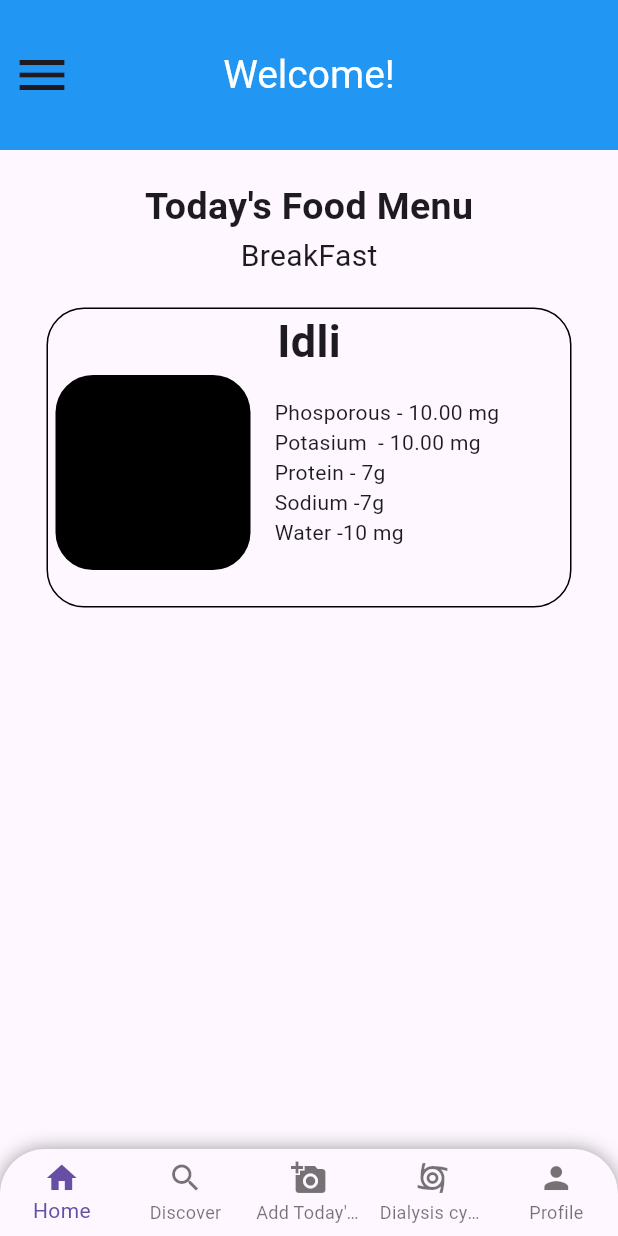
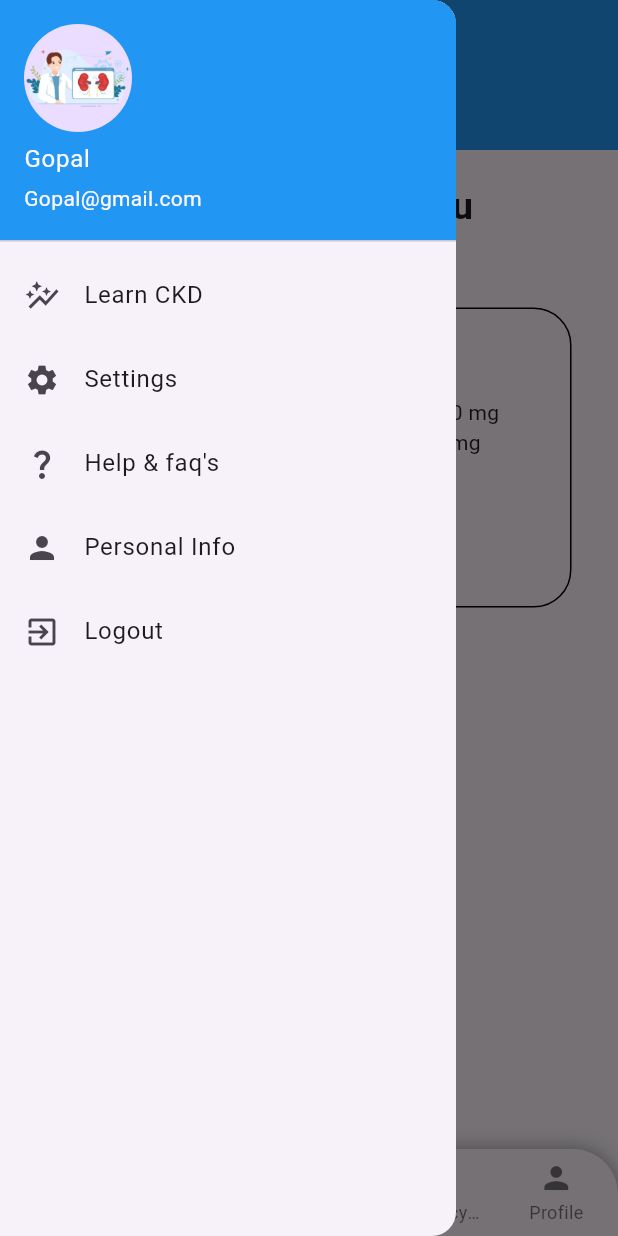
Before and after one commit to aviiciii/RenalCare, a Flutter app: the homePage screen opened directly, with the side drawer open (before the commit the screen has no drawer), on a phone screen of 412 x 824 dp. Run offline on Flutter 3.47's test engine with Material 3 defaults, Android fonts, the phone set to English and light mode, and no system bars; our stand-ins replace cloud_firestore, firebase_auth, firebase_core, fl_chart, get, sign_in_button; accounts and stored records are empty.

Commit message:
SideBar added

```diff
--- a/renalcare/lib/main.dart
+++ b/renalcare/lib/main.dart
@@ -33,7 +33,7 @@
       theme: ThemeData(
         primarySwatch: Colors.blue,
       ),
-      home: splashScreen(),
+      home: homePage(),
     );
   }
 }
--- a/renalcare/lib/pages/homepage.dart
+++ b/renalcare/lib/pages/homepage.dart
@@ -1,4 +1,5 @@
 import 'package:flutter/material.dart';
+import 'package:renalcare/widgets/navbar.dart';
 import 'package:renalcare/widgets/bottomnav.dart';
 
 class homePage extends StatelessWidget {
@@ -7,14 +8,15 @@ class homePage extends StatelessWidget {
   @override
   Widget build(BuildContext context) {
     return Scaffold(
+      drawer: NavBar(),
       appBar: AppBar(
         backgroundColor: Colors.blue,
         toolbarHeight: 100,
         centerTitle: true,
-        leading: const Icon(
-          Icons.menu,
-          size: 40,
-        ),
+        // leading: const Icon(
+        //   Icons.menu,
+        //   size: 40,
+        // ),
         title: const Text(
           "Welcome!",
           style: TextStyle(color: Colors.white, fontSize: 26),
--- a/renalcare/lib/pages/splashscreen/1.dart
+++ b/renalcare/lib/pages/splashscreen/1.dart
@@ -24,7 +24,7 @@ class _splashScreenState extends State<splashScreen> {
   @override
   Widget build(BuildContext context) {
     return const Scaffold(
-      backgroundColor: Color(0xFF4361EE),
+      backgroundColor: Colors.blue,
       body: SafeArea(
         child: Center(
           child: Column(
--- /dev/null
+++ b/renalcare/lib/widgets/navbar.dart
@@ -0,0 +1,54 @@
+import 'package:flutter/material.dart';
+import 'package:flutter/widgets.dart';
+import 'package:get/get.dart';
+
+class NavBar extends StatelessWidget {
+  const NavBar({super.key});
+
+  @override
+  Widget build(BuildContext context) {
+    return Drawer(
+        child: ListView(
+      padding: EdgeInsets.zero,
+      children: [
+        UserAccountsDrawerHeader(
+          accountName: Text("Gopal"),
+          accountEmail: Text("Gopal@gmail.com"),
+          currentAccountPicture: CircleAvatar(
+            child: ClipOval(
+              child: Image.asset('assets/logo.png'),
+            ),
+          ),
+          decoration: BoxDecoration(
+            color: Colors.blue,
+          ),
+        ),
+        ListTile(
+          leading: Icon(Icons.auto_graph),
+          title: Text("Learn CKD"),
+          onTap: () => {},
+        ),
+        ListTile(
+          leading: Icon(Icons.settings),
+          title: Text("Settings"),
+          onTap: () => {},
+        ),
+        ListTile(
+          leading: Icon(Icons.question_mark),
+          title: Text("Help & faq\'s"),
+          onTap: () => {},
+        ),
+        ListTile(
+          leading: Icon(Icons.person),
+          title: Text("Personal Info"),
+          onTap: () => {},
+        ),
+        ListTile(
+          leading: Icon(Icons.exit_to_app),
+          title: Text("Logout"),
+          onTap: () => {},
+        ),
+      ],
+    ));
+  }
+}
```
